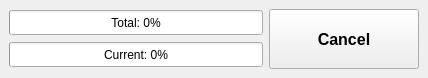
Qt form progresswidget.ui (reveur12/imageshack-uploader) before a commit.
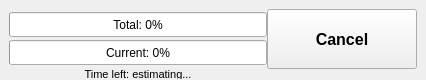
The same form after that commit. The open tabs and pages were chosen to show the change. Icons and pictures are not drawn.

Commit message: Estimating time

Diff of the .ui file:
```diff
--- a/progresswidget.ui
+++ b/progresswidget.ui
@@ -6,8 +6,8 @@
    <rect>
     <x>0</x>
     <y>0</y>
-    <width>428</width>
-    <height>68</height>
+    <width>426</width>
+    <height>80</height>
    </rect>
   </property>
   <property name="windowTitle">
@@ -73,7 +73,15 @@
    </layout>
   </widget>
   <widget class="QWidget" name="page">
-   <layout class="QHBoxLayout" name="horizontalLayout_2">
+   <layout class="QVBoxLayout" name="verticalLayout_3">
+    <property name="spacing">
+     <number>0</number>
+    </property>
+    <property name="bottomMargin">
+     <number>0</number>
+    </property>
+    <item>
+     <layout class="QHBoxLayout" name="horizontalLayout_4">
     <item>
      <layout class="QVBoxLayout" name="verticalLayout">
       <item>
@@ -171,6 +179,61 @@
      </widget>
     </item>
    </layout>
+    </item>
+    <item>
+     <layout class="QHBoxLayout" name="horizontalLayout_2">
+      <item>
+       <widget class="QLabel" name="ETA">
+        <property name="sizePolicy">
+         <sizepolicy hsizetype="Preferred" vsizetype="Fixed">
+          <horstretch>0</horstretch>
+          <verstretch>0</verstretch>
+         </sizepolicy>
+        </property>
+        <property name="minimumSize">
+         <size>
+          <width>0</width>
+          <height>10</height>
+         </size>
+        </property>
+        <property name="maximumSize">
+         <size>
+          <width>16777215</width>
+          <height>10</height>
+         </size>
+        </property>
+        <property name="font">
+         <font>
+          <pointsize>8</pointsize>
+         </font>
+        </property>
+        <property name="text">
+         <string>Time left: estimating...</string>
+        </property>
+        <property name="alignment">
+         <set>Qt::AlignCenter</set>
+        </property>
+       </widget>
+      </item>
+      <item>
+       <spacer name="horizontalSpacer_2">
+        <property name="orientation">
+         <enum>Qt::Horizontal</enum>
+        </property>
+        <property name="sizeType">
+         <enum>QSizePolicy::Fixed</enum>
+        </property>
+        <property name="sizeHint" stdset="0">
+         <size>
+          <width>150</width>
+          <height>0</height>
+         </size>
+        </property>
+       </spacer>
+      </item>
+     </layout>
+    </item>
+   </layout>
   </widget>
   <widget class="QWidget" name="page_2">
    <layout class="QHBoxLayout" name="horizontalLayout_3">
```
Left out of the diff: 55 changed lines with no effect on the pictures. Lines whose indentation alone changed are shown as unchanged. The commit also changes 11 other files.
